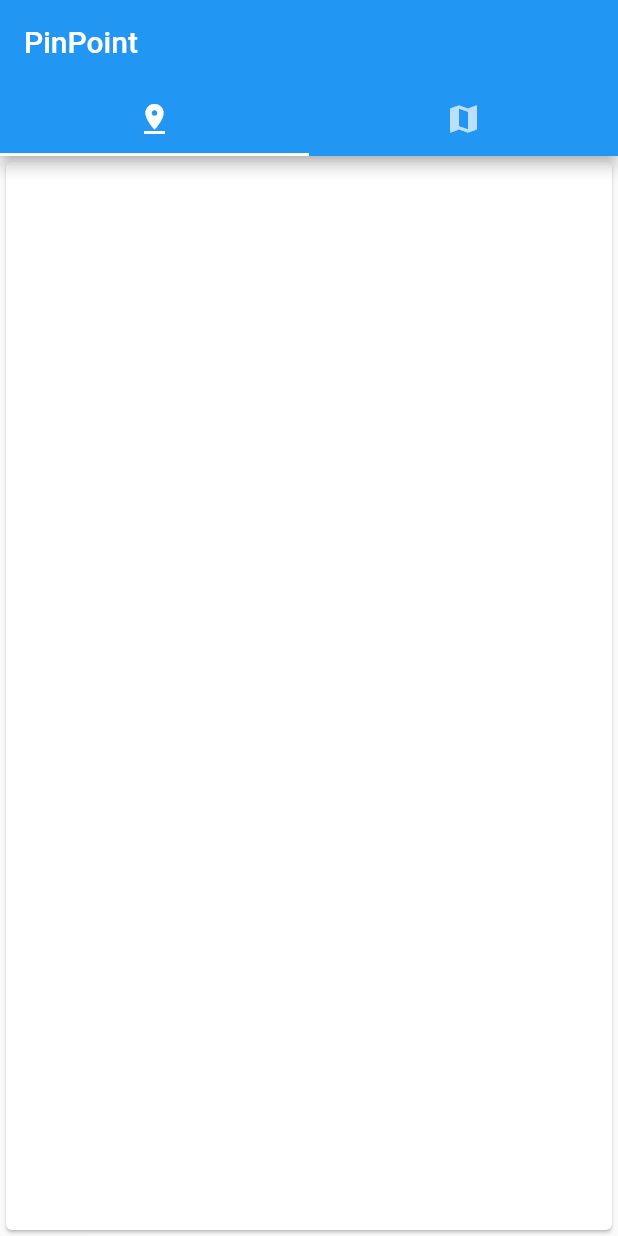
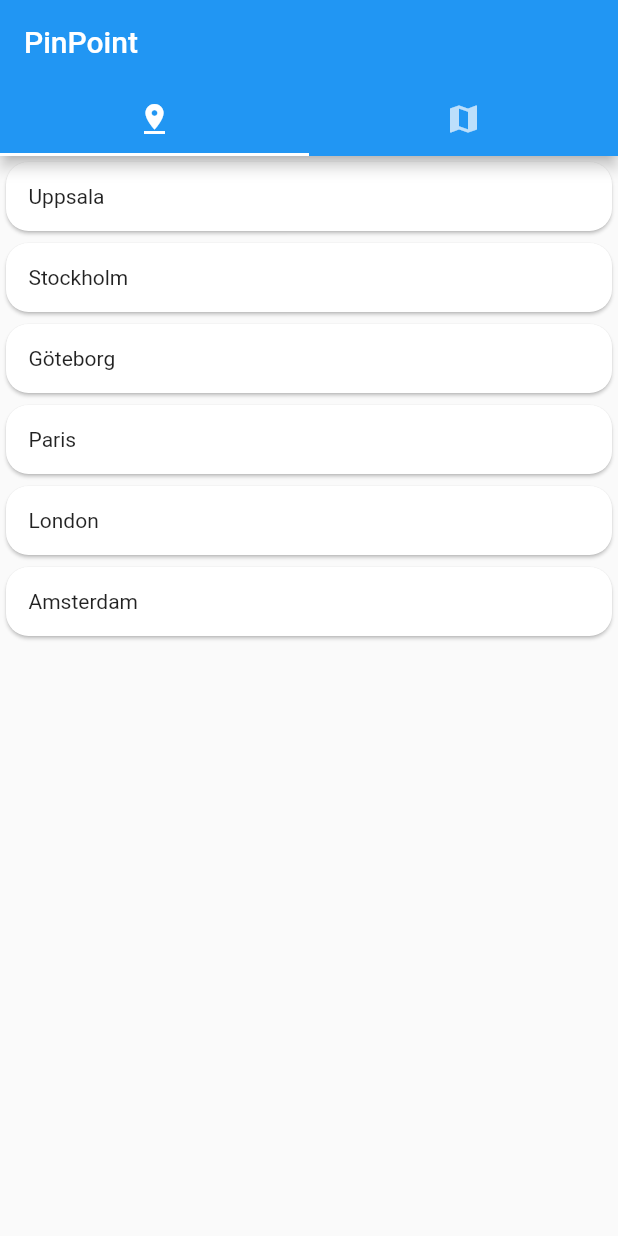
Before and after one commit to MarkusLucero/Pinpoint, a Flutter app: the screen it shows after launch, on a phone screen of 412 x 824 dp. Run offline on Flutter 3.47's test engine with Material 2 defaults, Android fonts, the phone set to English and light mode, and no system bars; our stand-ins replace google_maps_flutter; missing offline and left inert: geocoder.

```diff
--- a/lib/src/pinpoint_card.dart
+++ b/lib/src/pinpoint_card.dart
@@ -1,19 +1,87 @@
 import 'package:flutter/material.dart';
 import 'package:pinpoint/src/models/pin_point_model.dart';
 
-class PinPointCard extends StatelessWidget {
-  // Test PinPoint data
-  final PinPoint pinPoint = PinPoint(
-    title: "The best location",
-    notes: "this place was actually pretty cool let me tell u that my friends",
-    imgUrl: "https://medioteket.gavle.se/assets/img/error/img.png",
-    location: "Uppsala",
-  );
+// class PinPointCard extends StatelessWidget {
+//   // Test PinPoint data
+//   PinPoint pinPoint;
+
+//   @override
+//   Widget build(BuildContext context) {
+//     return Card(
+//       child: Container(),
+//     );
+//   }
+// }
+
+class PinPointCards extends StatefulWidget {
+  @override
+  _PinPointCardsState createState() => _PinPointCardsState();
+}
+
+class _PinPointCardsState extends State<PinPointCards> {
+  List<PinPoint> pinPoints = [
+    PinPoint(
+      title: "The best location",
+      notes:
+          "this place was actually pretty cool let me tell u that my friends",
+      imgUrl: "https://medioteket.gavle.se/assets/img/error/img.png",
+      location: "Uppsala",
+    ),
+    PinPoint(
+      title: "The best location",
+      notes:
+          "this place was actually pretty cool let me tell u that my friends",
+      imgUrl: "https://medioteket.gavle.se/assets/img/error/img.png",
+      location: "Stockholm",
+    ),
+    PinPoint(
+      title: "The best location",
+      notes:
+          "this place was actually pretty cool let me tell u that my friends",
+      imgUrl: "https://medioteket.gavle.se/assets/img/error/img.png",
+      location: "Göteborg",
+    ),
+    PinPoint(
+      title: "The best location",
+      notes:
+          "this place was actually pretty cool let me tell u that my friends",
+      imgUrl: "https://medioteket.gavle.se/assets/img/error/img.png",
+      location: "Paris",
+    ),
+    PinPoint(
+      title: "The best location",
+      notes:
+          "this place was actually pretty cool let me tell u that my friends",
+      imgUrl: "https://medioteket.gavle.se/assets/img/error/img.png",
+      location: "London",
+    ),
+    PinPoint(
+      title: "The best location",
+      notes:
+          "this place was actually pretty cool let me tell u that my friends",
+      imgUrl: "https://medioteket.gavle.se/assets/img/error/img.png",
+      location: "Amsterdam",
+    ),
+  ];
 
   @override
   Widget build(BuildContext context) {
-    return Card(
-      child: Container(),
+    return ListView.builder(
+      itemCount: this.pinPoints.length,
+      itemBuilder: (context, index) {
+        // TODO: Implement the Card as designed in Figma doc
+        return Card(
+          key: UniqueKey(), // TODO objectKey instead??
+          shape: RoundedRectangleBorder(
+            borderRadius: BorderRadius.circular(15.0),
+          ),
+          child: Padding(
+            padding: EdgeInsets.all(15.0),
+            child: Text(
+                "${this.pinPoints != null ? this.pinPoints[index].location : "Missing Location Info...."}"),
+          ),
+        );
+      },
     );
   }
 }
--- a/lib/src/tabs_navigation.dart
+++ b/lib/src/tabs_navigation.dart
@@ -22,7 +22,7 @@ class TabBarNav extends StatelessWidget {
           ),
         ),
         body: TabBarView(physics: NeverScrollableScrollPhysics(), children: [
-          PinPointCard(),
+          PinPointCards(),
           PinPointMap(),
         ]),
       ),
```
Also changed, not shown: 2 other files.
